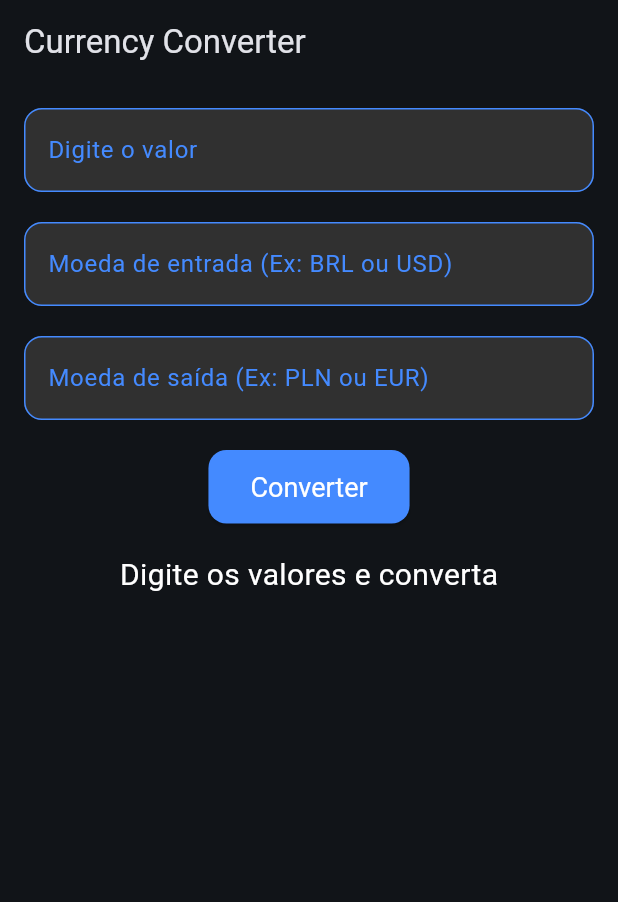
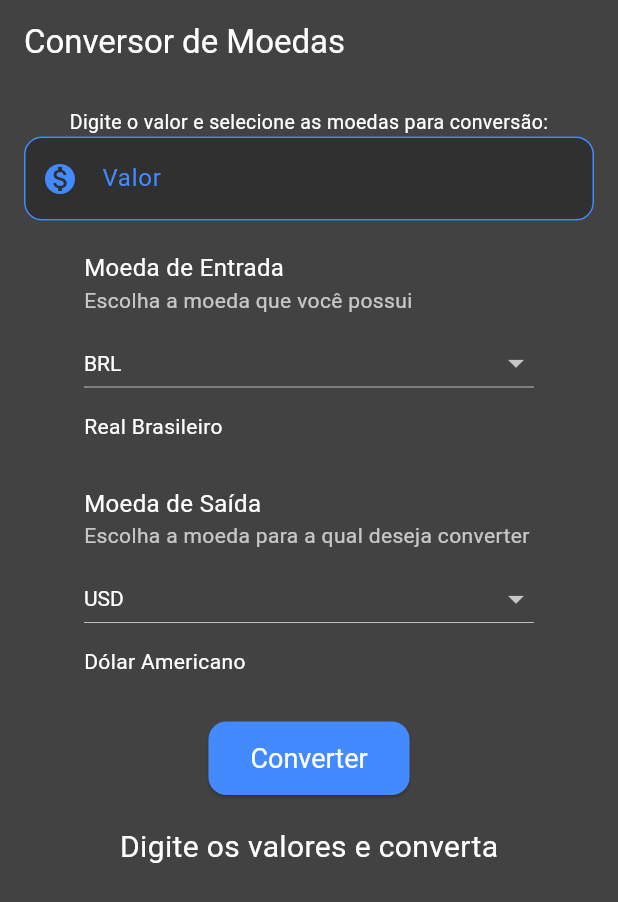
Before and after one commit to pedrkw/code_android, a Flutter app: the screen it shows after launch, on a phone screen of 412 x 824 dp. Shown: the top 902 px of the screen. Run offline on Flutter 3.47's test engine with Material 3 defaults, Android fonts, the phone set to English and light mode, and no system bars.

Commit message:
feat: add update

```diff
--- /dev/null
+++ b/currency_converter/lib/currency_descriptions.dart
@@ -0,0 +1,19 @@
+final Map<String, String> currencyDescriptions = {
+  'USD': 'Dólar Americano',
+  'EUR': 'Euro',
+  'BRL': 'Real Brasileiro',
+  'GBP': 'Libra Esterlina',
+  'JPY': 'Iene Japonês',
+  'AUD': 'Dólar Australiano',
+  'CAD': 'Dólar Canadense',
+  'CHF': 'Franco Suíço',
+  'CNY': 'Yuan Chinês',
+  'SEK': 'Coroa Sueca',
+  'NZD': 'Dólar Neozelandês',
+  'MXN': 'Peso Mexicano',
+  'SGD': 'Dólar de Cingapura',
+  'HKD': 'Dólar de Hong Kong',
+  'NOK': 'Coroa Norueguesa',
+  'KRW': 'Won Sul-Coreano',
+  'TRY': 'Lira Turca',
+};
--- a/currency_converter/lib/main.dart
+++ b/currency_converter/lib/main.dart
@@ -1,29 +1,31 @@
 import 'package:flutter/material.dart';
 import 'package:http/http.dart' as http;
 import 'dart:convert';
+import 'currency_descriptions.dart';
 
 void main() {
   runApp(const MyApp());
 }
 
 class MyApp extends StatelessWidget {
-  const MyApp({super.key});
+  const MyApp({Key? key}) : super(key: key);
 
   @override
   Widget build(BuildContext context) {
-    final ColorScheme colorScheme = ColorScheme.fromSeed(
-      seedColor: Colors.blue,
+    final ColorScheme colorScheme = ColorScheme.fromSwatch(
+      primarySwatch: Colors.blue,
       brightness: Brightness.dark,
+    ).copyWith(
+      background: Colors.grey[900],
     );
 
     return MaterialApp(
-      title: 'Currency Converter',
+      title: 'Conversor de Moedas',
       theme: ThemeData(
         colorScheme: colorScheme,
-        useMaterial3: true,
         textTheme: const TextTheme(
-          bodyMedium: TextStyle(color: Colors.white),
-          bodyLarge: TextStyle(color: Colors.white),
+          bodyText1: TextStyle(color: Colors.white),
+          bodyText2: TextStyle(color: Colors.white),
         ),
         inputDecorationTheme: InputDecorationTheme(
           filled: true,
@@ -43,8 +45,8 @@ class MyApp extends StatelessWidget {
         ),
         elevatedButtonTheme: ElevatedButtonThemeData(
           style: ElevatedButton.styleFrom(
-            backgroundColor: Colors.blueAccent,
-            foregroundColor: Colors.white,
+            primary: Colors.blueAccent,
+            onPrimary: Colors.white,
             textStyle: const TextStyle(fontSize: 18),
             padding: const EdgeInsets.symmetric(vertical: 14, horizontal: 28),
             shape: RoundedRectangleBorder(
@@ -59,7 +61,7 @@ class MyApp extends StatelessWidget {
 }
 
 class CurrencyConverterPage extends StatefulWidget {
-  const CurrencyConverterPage({super.key});
+  const CurrencyConverterPage({Key? key}) : super(key: key);
 
   @override
   _CurrencyConverterPageState createState() => _CurrencyConverterPageState();
@@ -67,16 +69,18 @@ class CurrencyConverterPage extends StatefulWidget {
 
 class _CurrencyConverterPageState extends State<CurrencyConverterPage> {
   final _amountController = TextEditingController();
-  final _currencyCodeInputController = TextEditingController();
-  final _currencyCodeOutputController = TextEditingController();
   double? _convertedValue;
   bool _isLoading = false;
   String? _outputCurrencyCode;
+  String _currencyInput = 'BRL';
+  String _currencyOutput = 'USD';
+  final List<String> _currencies =
+      currencyDescriptions.keys.toList(); // Utiliza as chaves do mapa
+  final Map<String, String> _currencyDescriptions =
+      currencyDescriptions; // Utiliza o mapa de descrições
 
   Future<void> _convertCurrency() async {
     final amount = double.tryParse(_amountController.text);
-    final currencyInput = _currencyCodeInputController.text;
-    final currencyOutput = _currencyCodeOutputController.text;
 
     if (amount == null) {
       ScaffoldMessenger.of(context).showSnackBar(
@@ -91,13 +95,13 @@ class _CurrencyConverterPageState extends State<CurrencyConverterPage> {
 
     try {
       final response = await http.get(Uri.parse(
-          'https://open.er-api.com/v6/latest/$currencyInput')); // Usando ExchangeRate-API
+          'https://open.er-api.com/v6/latest/$_currencyInput')); // Usando ExchangeRate-API
       if (response.statusCode == 200) {
         final data = json.decode(response.body);
-        final rate = data['rates'][currencyOutput];
+        final rate = data['rates'][_currencyOutput];
         setState(() {
           _convertedValue = amount * rate;
-          _outputCurrencyCode = currencyOutput;
+          _outputCurrencyCode = _currencyOutput;
         });
       } else {
         throw Exception('Falha ao carregar a taxa de câmbio.');
@@ -117,7 +121,7 @@ class _CurrencyConverterPageState extends State<CurrencyConverterPage> {
   Widget build(BuildContext context) {
     return Scaffold(
       appBar: AppBar(
-        title: const Text('Currency Converter'),
+        title: const Text('Conversor de Moedas'),
       ),
       body: SingleChildScrollView(
         child: Center(
@@ -126,33 +130,107 @@ class _CurrencyConverterPageState extends State<CurrencyConverterPage> {
             child: Column(
               mainAxisAlignment: MainAxisAlignment.center,
               children: <Widget>[
+                const Text(
+                  'Digite o valor e selecione as moedas para conversão:',
+                  style: TextStyle(fontSize: 13, color: Colors.white),
+                  textAlign: TextAlign.center,
+                ),
                 TextField(
                   controller: _amountController,
                   keyboardType: TextInputType.number,
-                  decoration: const InputDecoration(
-                    labelText: 'Digite o valor',
+                  decoration: InputDecoration(
+                    labelText: 'Valor',
+                    hintText: 'Digite o valor a ser convertido',
+                    prefixIcon:
+                        Icon(Icons.monetization_on, color: Colors.blueAccent),
                   ),
                   style: const TextStyle(color: Colors.white),
                 ),
                 const SizedBox(height: 20),
-                TextField(
-                  controller: _currencyCodeInputController,
-                  keyboardType: TextInputType.text,
-                  decoration: const InputDecoration(
-                    labelText: 'Moeda de entrada (Ex: BRL ou USD)',
+                Center(
+                  child: Container(
+                    width: 300,
+                    child: Column(
+                      crossAxisAlignment: CrossAxisAlignment.start,
+                      children: [
+                        const Text(
+                          'Moeda de Entrada',
+                          style: TextStyle(fontSize: 16, color: Colors.white),
+                        ),
+                        const Text(
+                          'Escolha a moeda que você possui',
+                          style: TextStyle(fontSize: 14, color: Colors.white70),
+                        ),
+                        const SizedBox(height: 8),
+                        DropdownButton<String>(
+                          value: _currencyInput,
+                          items: _currencies.map((String currency) {
+                            return DropdownMenuItem<String>(
+                              value: currency,
+                              child: Text(currency),
+                            );
+                          }).toList(),
+                          onChanged: (String? newValue) {
+                            setState(() {
+                              _currencyInput = newValue!;
+                            });
+                          },
+                          dropdownColor: Colors.grey[850],
+                          style: const TextStyle(color: Colors.white),
+                          isExpanded: true,
+                        ),
+                        const SizedBox(height: 8),
+                        Text(
+                          _currencyDescriptions[_currencyInput] ?? '',
+                          style: const TextStyle(color: Colors.white),
+                        ),
+                      ],
+                    ),
                   ),
-                  style: const TextStyle(color: Colors.white),
                 ),
-                const SizedBox(height: 20),
-                TextField(
-                  controller: _currencyCodeOutputController,
-                  keyboardType: TextInputType.text,
-                  decoration: const InputDecoration(
-                    labelText: 'Moeda de saída (Ex: PLN ou EUR)',
+                const SizedBox(height: 30),
+                Center(
+                  child: Container(
+                    width: 300,
+                    child: Column(
+                      crossAxisAlignment: CrossAxisAlignment.start,
+                      children: [
+                        const Text(
+                          'Moeda de Saída',
+                          style: TextStyle(fontSize: 16, color: Colors.white),
+                        ),
+                        const Text(
+                          'Escolha a moeda para a qual deseja converter',
+                          style: TextStyle(fontSize: 14, color: Colors.white70),
+                        ),
+                        const SizedBox(height: 8),
+                        DropdownButton<String>(
+                          value: _currencyOutput,
+                          items: _currencies.map((String currency) {
+                            return DropdownMenuItem<String>(
+                              value: currency,
+                              child: Text(currency),
+                            );
+                          }).toList(),
+                          onChanged: (String? newValue) {
+                            setState(() {
+                              _currencyOutput = newValue!;
+                            });
+                          },
+                          dropdownColor: Colors.grey[850],
+                          style: const TextStyle(color: Colors.white),
+                          isExpanded: true,
+                        ),
+                        const SizedBox(height: 8),
+                        Text(
+                          _currencyDescriptions[_currencyOutput] ?? '',
+                          style: const TextStyle(color: Colors.white),
+                        ),
+                      ],
+                    ),
                   ),
-                  style: const TextStyle(color: Colors.white),
                 ),
-                const SizedBox(height: 20),
+                const SizedBox(height: 30),
                 ElevatedButton(
                   onPressed: _convertCurrency,
                   child: _isLoading
```
Also changed, not shown: currency_converter/screenshot.png (deleted), 1 other file.
